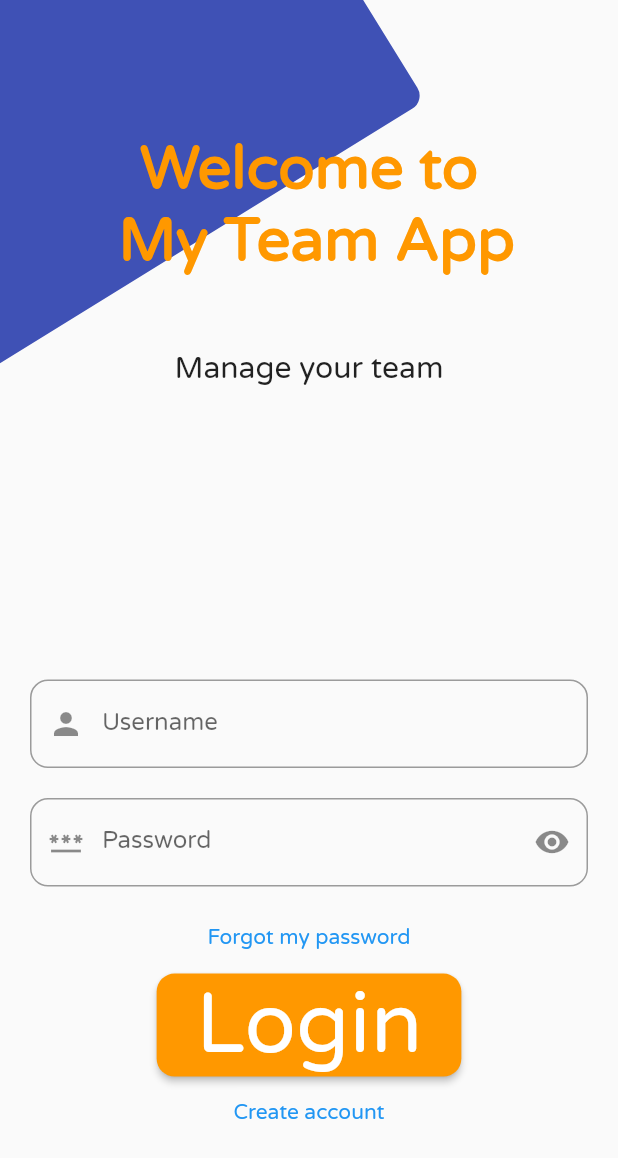
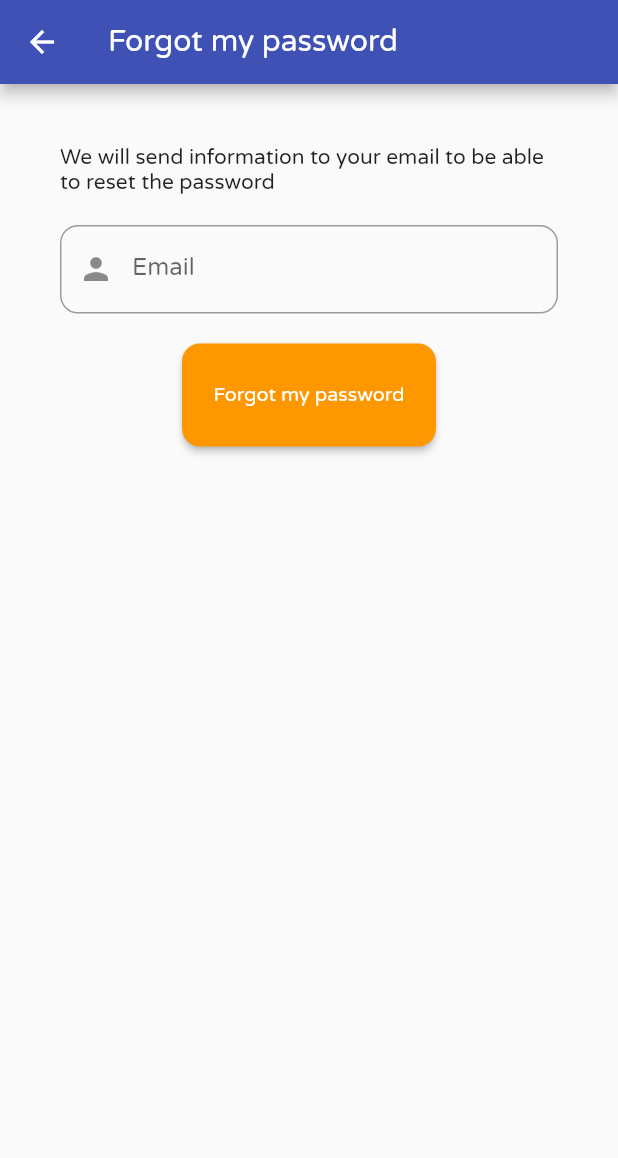
Before and after one commit to carlrey9/my_team_app, a Flutter app: the screen it shows after launch, after a tap on "Forgot my password", on a phone screen of 412 x 824 dp. Shown: the top 1158 px of the screen. Run offline on Flutter 3.47's test engine with Material 2 defaults, Android fonts, the light colour scheme and no system bars; our stand-ins replace animate_do, firebase_auth, firebase_core; accounts and stored records are empty.

Commit message:
avances en registro con verificación y forgot mypassword

```diff
--- a/lib/l10n/intl_en.arb
+++ b/lib/l10n/intl_en.arb
@@ -14,5 +14,8 @@
     "email": "Email",
     "invalidformat": "Invalid format",
     "write6Characters": "Write at least 6 characters",
-    "differentPassword": "different password"
+    "differentPassword": "different password",
+    "verifyEmail": "Verify email",
+    "verifyYourEmail": "We have sent an email to your email to confirm, check it to be able to enter with your new account",
+    "infoForgotPassword": "We will send information to your email to be able to reset the password"
 }
--- a/lib/l10n/intl_es.arb
+++ b/lib/l10n/intl_es.arb
@@ -14,5 +14,8 @@
     "email": "Correo electrónico",
     "invalidformat": "Formato inválido",
     "write6Characters": "Escribe mínimo 6 caracteres",
-    "differentPassword": "Contraseñas diferentes"
+    "differentPassword": "Contraseñas diferentes",
+    "verifyEmail": "Verify email",
+    "verifyYourEmail": "Hemos enviado un correo a tu email para confirmarlo, revisalo para poder ingresar con tu nueva cuenta",
+    "infoForgotPassword": "Enviaremos información a tu email para poder restablecer la contraseña"
 }
--- a/lib/main.dart
+++ b/lib/main.dart
@@ -8,6 +8,7 @@ import 'package:my_team_app/util/my_colors.dart';
 import 'package:provider/provider.dart';
 import 'generated/l10n.dart';
 import 'screens/login/login/login_screen.dart';
+import 'services/providers/forgot_password_provider.dart';
 
 void main() => runApp(MyApp());
 
@@ -24,10 +25,12 @@ class MyApp extends StatelessWidget {
         } else {
           return MultiProvider(
             providers: [
-              ChangeNotifierProvider(create: (context) => ProLogin()),
+              ChangeNotifierProvider(create: (context) => LoginProvider()),
               ChangeNotifierProvider(create: (context) => UserProvider()),
               ChangeNotifierProvider(
                   create: (context) => CreateAccountProvider()),
+              ChangeNotifierProvider(
+                  create: (context) => ForgotPasswordProvider()),
             ],
             child: MaterialApp(
               theme: ThemeData(
--- a/lib/screens/login/forgot_password/forgot_password.dart
+++ b/lib/screens/login/forgot_password/forgot_password.dart
@@ -0,0 +1,113 @@
+import 'package:flutter/material.dart';
+import 'package:my_team_app/screens/login/forgot_password/fortgot_password_controller.dart';
+import 'package:my_team_app/services/providers/forgot_password_provider.dart';
+import 'package:my_team_app/util/widgets/app_barr_all.dart';
+import 'package:provider/provider.dart';
+
+import '../../../generated/l10n.dart';
+import '../../../util/my_colors.dart';
+
+class ForgotPasswordScreen extends StatefulWidget {
+  const ForgotPasswordScreen({Key? key}) : super(key: key);
+
+  @override
+  State<ForgotPasswordScreen> createState() => _ForgotPasswordScreenState();
+}
+
+class _ForgotPasswordScreenState extends State<ForgotPasswordScreen> {
+  late double _height;
+  late double _width;
+  late ForgotPasswordProvider _passwordProvider;
+  bool _isLoading = false;
+  TextEditingController _emailController = new TextEditingController();
+  @override
+  Widget build(BuildContext context) {
+    _defVariables();
+    return Scaffold(
+      body: Container(
+          padding: EdgeInsets.all(40),
+          child: Column(
+            children: [
+              _tittle(),
+              _filedEmail(),
+              _errorMesage(),
+              _btnPassword(),
+            ],
+          )),
+      appBar: appBarAllTittle(Text(S.of(context).forgotMyPassword)),
+    );
+  }
+
+  Widget _tittle() {
+    return Container(
+      child: Text(S.of(context).infoForgotPassword),
+    );
+  }
+
+  Widget _filedEmail() {
+    return Container(
+      margin: EdgeInsets.symmetric(vertical: 20),
+      child: TextField(
+        controller: _emailController,
+        decoration: InputDecoration(
+          prefixIcon: Icon(Icons.person),
+          fillColor: Colors.white,
+          border: new OutlineInputBorder(
+            borderRadius: new BorderRadius.circular(12),
+            borderSide: new BorderSide(),
+          ),
+          label: Text(S.of(context).email),
+        ),
+      ),
+    );
+  }
+
+  Widget _btnPassword() {
+    return Container(
+      child: MaterialButton(
+        onPressed: () {
+          _clickLogin();
+        },
+        shape: RoundedRectangleBorder(
+          borderRadius: BorderRadius.circular(12),
+        ),
+        color: MyColors.acentColor,
+        child: Container(
+          padding: EdgeInsets.symmetric(horizontal: 5),
+          height: _height / 12,
+          width: _width / 3,
+          child: FittedBox(
+            child: _isLoading
+                ? Container(
+                    padding: EdgeInsets.all(5),
+                    child: CircularProgressIndicator(
+                      color: MyColors.textIcons,
+                    ))
+                : Text(
+                    S.of(context).forgotMyPassword,
+                    style: TextStyle(
+                      color: MyColors.textIcons,
+                    ),
+                  ),
+          ),
+        ),
+      ),
+    );
+  }
+
+  void _clickLogin() {
+    if (_emailController.text.isNotEmpty) {
+      ForgotPasswordConroller().sendEmail(_emailController.text);
+    }
+  }
+
+  void _defVariables() {
+    _height = MediaQuery.of(context).size.height;
+    _width = MediaQuery.of(context).size.width;
+    _passwordProvider = Provider.of<ForgotPasswordProvider>(context);
+  }
+
+  Widget _errorMesage() {
+    return _passwordProvider.showError ? Container() : SizedBox();
+  }
+}
--- a/lib/screens/login/forgot_password/fortgot_password_controller.dart
+++ b/lib/screens/login/forgot_password/fortgot_password_controller.dart
@@ -0,0 +1,7 @@
+import 'package:my_team_app/services/firebase/firestore/auth_user.dart';
+
+class ForgotPasswordConroller {
+  Future<void> sendEmail(String text) async {
+    await AuthUser().sendEmailChangePassword(text);
+  }
+}
--- a/lib/screens/login/login/login_controller.dart
+++ b/lib/screens/login/login/login_controller.dart
@@ -1,5 +1,12 @@
+import 'dart:developer';
+
+import 'package:firebase_auth/firebase_auth.dart';
+import 'package:flutter/cupertino.dart';
+import 'package:flutter/material.dart';
 import 'package:flutter/src/widgets/framework.dart';
 import 'package:my_team_app/generated/l10n.dart';
+import 'package:my_team_app/screens/home/home.dart';
+import 'package:my_team_app/screens/login/forgot_password/forgot_password.dart';
 import 'package:my_team_app/services/firebase/firestore/auth_user.dart';
 import 'package:provider/provider.dart';
 
@@ -7,7 +14,7 @@ import '../../../services/providers/user_provider.dart';
 import '../../../services/providers/pro_login.dart';
 
 class LoginController {
-  late ProLogin _proLogin;
+  late LoginProvider _proLogin;
   validateFieldEmail(
     String value,
     BuildContext context,
@@ -23,10 +30,25 @@ class LoginController {
     BuildContext context,
     UserProvider userProvider,
   ) async {
-    _proLogin = Provider.of<ProLogin>(context, listen: false);
+    _proLogin = Provider.of<LoginProvider>(context, listen: false);
     _proLogin.isCharging = true;
-    await AuthUser().login(userProvider.email, userProvider.password);
+    User? user = await AuthUser().login(
+      userProvider.email,
+      userProvider.password,
+      context,
+    );
+    if (user != null) {
+      if (user.emailVerified) {
+        _goToHome(context);
+      } else {
+        log("❌ sin confirmar email");
+        _proLogin.errorMesasge = S.of(context).verifyYourEmail;
+        _proLogin.showError = true;
+      }
+    }
+
     _proLogin.isCharging = false;
+    return;
   }
 
   validateFieldPassword(
@@ -39,4 +61,13 @@ class LoginController {
       return null;
     }
   }
+
+  void _goToHome(BuildContext context) {
+    Navigator.of(context).push(MaterialPageRoute(builder: (context) => Home()));
+  }
+
+  void goToForgotPassword(BuildContext context) {
+    Navigator.of(context)
+        .push(MaterialPageRoute(builder: (context) => ForgotPasswordScreen()));
+  }
 }
--- a/lib/screens/login/login/login_screen.dart
+++ b/lib/screens/login/login/login_screen.dart
@@ -25,7 +25,7 @@ class _LoginScreenState extends State<LoginScreen> {
   late double _height;
   late double _width;
   late UserProvider _userProvider;
-  late ProLogin _proLogin;
+  late LoginProvider _loginProvider;
 
   @override
   Widget build(BuildContext context) {
@@ -44,7 +44,7 @@ class _LoginScreenState extends State<LoginScreen> {
                   children: [
                     _tittle(),
                     _subtittle(),
-                    SizedBox(height: _height / 5),
+                    _errorMesage(),
                     _fieldEmail(),
                     _fieldPassword(),
                     _btnForgotMyPassword(),
@@ -57,6 +57,51 @@ class _LoginScreenState extends State<LoginScreen> {
           ),
         ),
       ]),
+    );
+  }
+
+  SizedBox _errorMesage() {
+    return SizedBox(
+        child: _loginProvider.showError
+            ? Stack(
+                children: [
+                  _wErrorMesagge(),
+                  _wIconCancelErrorMesasage(),
+                ],
+              )
+            : Container(height: _height / 5));
+  }
+
+  Widget _wIconCancelErrorMesasage() {
+    return Positioned(
+      right: 0,
+      top: 20,
+      child: InkWell(
+          onTap: () {
+            _loginProvider.showError = false;
+          },
+          child: Icon(
+            Icons.cancel_rounded,
+            color: MyColors.secundaryText,
+          )),
+    );
+  }
+
+  Container _wErrorMesagge() {
+    return Container(
+      decoration: BoxDecoration(
+        color: Colors.red[200],
+        borderRadius: BorderRadius.circular(12),
+      ),
+      width: _width / 3 * 2,
+      padding: EdgeInsets.all(20),
+      margin: EdgeInsets.symmetric(
+        vertical: 20,
+      ),
+      child: Text(
+        _loginProvider.errorMesasge,
+        style: TextStyle(),
+      ),
     );
   }
 
@@ -108,12 +153,12 @@ class _LoginScreenState extends State<LoginScreen> {
         onSaved: (value) {
           _userProvider.password = value ?? "";
         },
-        obscureText: _proLogin.isObscure,
+        obscureText: _loginProvider.isObscure,
         decoration: InputDecoration(
           prefixIcon: Icon(Icons.password),
           suffixIcon: InkWell(
               onTap: () {
-                _proLogin.isObscure = !_proLogin.isObscure;
+                _loginProvider.isObscure = !_loginProvider.isObscure;
               },
               child: Icon(Icons.remove_red_eye)),
           fillColor: Colors.white,
@@ -131,7 +176,9 @@ class _LoginScreenState extends State<LoginScreen> {
 
   Widget _btnForgotMyPassword() {
     return TextButton(
-      onPressed: () {},
+      onPressed: () {
+        _clickForgotMyPassword();
+      },
       child: Text(S.of(context).forgotMyPassword),
     );
   }
@@ -148,8 +195,9 @@ class _LoginScreenState extends State<LoginScreen> {
       child: Container(
         padding: EdgeInsets.symmetric(horizontal: 10),
         height: _height / 12,
+        width: _width / 3,
         child: FittedBox(
-          child: _proLogin.isCharging
+          child: _loginProvider.isCharging
               ? Container(
                   padding: EdgeInsets.all(10),
                   child: CircularProgressIndicator(
@@ -169,6 +217,7 @@ class _LoginScreenState extends State<LoginScreen> {
   void _clickLogin() async {
     if (_formKey.currentState!.validate()) {
       _formKey.currentState!.save();
+      _loginProvider.showError = false;
       await LoginController().loginCorreo(
         context,
         _userProvider,
@@ -189,12 +238,16 @@ class _LoginScreenState extends State<LoginScreen> {
     _height = MediaQuery.of(context).size.height;
     _width = MediaQuery.of(context).size.width;
     _userProvider = Provider.of<UserProvider>(context);
-    _proLogin = Provider.of<ProLogin>(context);
+    _loginProvider = Provider.of<LoginProvider>(context);
   }
 
   void _clickCreateAccount() {
     Navigator.of(context)
         .push(MaterialPageRoute(builder: (context) => CreateAccountScreen()));
+  }
+
+  void _clickForgotMyPassword() {
+    LoginController().goToForgotPassword(context);
   }
 }
 
--- a/lib/services/providers/create_account_provider.dart
+++ b/lib/services/providers/create_account_provider.dart
@@ -13,35 +13,30 @@ class CreateAccountProvider with ChangeNotifier {
   bool get isObscurePassword => _isObscurePassword;
   set isObscurePassword(bool showPassword) {
     this._isObscurePassword = showPassword;
-    log("isObscurePassword: " + showPassword.toString());
     notifyListeners();
   }
 
   bool get isObscureConfirmPassword => this._isObscureConfirmPassword;
   set isObscureConfirmPassword(bool value) {
     this._isObscureConfirmPassword = value;
-    log("isObscureConfirmPassword: " + isObscureConfirmPassword.toString());
     notifyListeners();
   }
 
   bool get isLoading => this._isLoading;
   set isLoading(bool value) {
     this._isLoading = value;
-    log("isLoading: " + isLoading.toString());
     notifyListeners();
   }
 
   bool get showError => this._showError;
   set showError(bool value) {
     this._showError = value;
-    log("showError: " + showError.toString());
     notifyListeners();
   }
 
   String get errorMessage => this._errorMessage;
   set errorMessage(String value) {
     this._errorMessage = value;
-    log("errorMessage: " + errorMessage.toString());
     notifyListeners();
   }
 }
--- /dev/null
+++ b/lib/services/providers/forgot_password_provider.dart
@@ -0,0 +1,18 @@
+import 'package:flutter/cupertino.dart';
+
+class ForgotPasswordProvider with ChangeNotifier {
+  bool _showError = false;
+  String _errorMesage = "";
+
+  bool get showError => this._showError;
+  set showError(bool value) {
+    this._showError = value;
+    notifyListeners();
+  }
+
+  String get errorMesage => this._errorMesage;
+  set errorMesage(String value) {
+    this._errorMesage = value;
+    notifyListeners();
+  }
+}
--- a/lib/services/providers/pro_login.dart
+++ b/lib/services/providers/pro_login.dart
@@ -2,32 +2,40 @@ import 'dart:developer';
 
 import 'package:flutter/cupertino.dart';
 
-class ProLogin with ChangeNotifier {
+class LoginProvider with ChangeNotifier {
   bool _isObscure = true;
   var _keyForm;
   bool _isCharging = false;
+  bool _showError = false;
+  String _errorMesasge = "";
 
   bool get isObscure => _isObscure;
-
   set isObscure(bool isObscure) {
     this._isObscure = isObscure;
-
     notifyListeners();
   }
 
   get keyForm => _keyForm;
-
   set keyForm(keyForm) {
     this._keyForm = keyForm;
-
     notifyListeners();
   }
 
   bool get isCharging => _isCharging;
-
   set isCharging(bool isCharging) {
     this._isCharging = isCharging;
+    notifyListeners();
+  }
 
+  bool get showError => _showError;
+  set showError(bool showError) {
+    this._showError = showError;
+    notifyListeners();
+  }
+
+  String get errorMesasge => _errorMesasge;
+  set errorMesasge(String errorMesasge) {
+    this._errorMesasge = errorMesasge;
     notifyListeners();
   }
 }
```
Also changed, not shown: lib/screens/login/create_account/create_account_controller.dart (+41 -5 lines), lib/services/firebase/firestore/auth_user.dart (+19 -0 lines), lib/util/widgets/alert_dialog_opts.dart (added, +57 -0 lines), lib/generated/intl/messages_en.dart, lib/generated/intl/messages_es.dart, lib/generated/l10n.dart.
